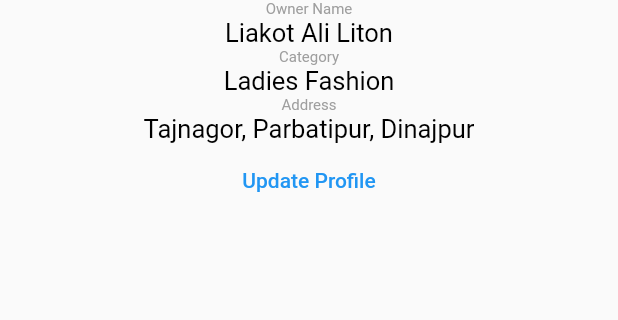
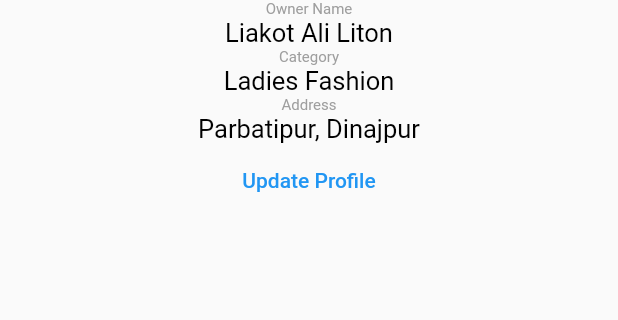
Before and after one commit to Liakot-ali/Flutter-Learn, a Flutter app: the ShopProfile screen opened directly, on a phone screen of 412 x 824 dp, the part 297-617 px from its top. Run offline on Flutter 3.47's test engine with Material 2 defaults, Android fonts, the phone set to English and light mode, and no system bars.

Commit message:
Shop Profile text summarized as function

```diff
--- a/lib/shop_profile.dart
+++ b/lib/shop_profile.dart
@@ -9,13 +9,27 @@ class ShopProfile extends StatefulWidget {
 }
 
 class _ShopProfileState extends State<ShopProfile> {
+  Widget _Text(String text, double size) {
+    Color color;
+    if (size == 17.0) {
+      color = Colors.black;
+    } else {
+      color = Colors.grey;
+    }
+    return Text(
+      text,
+      style: TextStyle(color: color, fontSize: size),
+    );
+  }
+
   @override
   Widget build(BuildContext context) {
     return Scaffold(
       appBar: AppBar(
         backgroundColor: Colors.grey[350],
         title: Container(
-          child: appBar("Liakot Fashion", "Tajnagor, Parbatipur, Dinajpur", "assets/shimu.jpeg", "Total Remain: 1502"),
+          child: appBar("Liakot Fashion", "Tajnagor, Parbatipur, Dinajpur",
+              "assets/shimu.jpeg", "Total Remain: 1502"),
         ),
       ),
       body: Center(
@@ -28,38 +42,42 @@ class _ShopProfileState extends State<ShopProfile> {
               height: 100.0,
               width: 100.0,
             ),
-            Text(
-              "Shop Name",
-              style: TextStyle(color: Colors.grey, fontSize: 10.0),
-            ),
-            Text(
-              "Liakot Fashion",
-              style: TextStyle(color: Colors.black, fontSize: 17.0),
-            ),
-            Text(
-              "Owner Name",
-              style: TextStyle(color: Colors.grey, fontSize: 10.0),
-            ),
-            Text(
-              "Liakot Ali Liton",
-              style: TextStyle(color: Colors.black, fontSize: 17.0),
-            ),
-            Text(
-              "Category",
-              style: TextStyle(color: Colors.grey, fontSize: 10.0),
-            ),
-            Text(
-              "Ladies Fashion",
-              style: TextStyle(color: Colors.black, fontSize: 17.0),
-            ),
-            Text(
-              "Address",
-              style: TextStyle(color: Colors.grey, fontSize: 10.0),
-            ),
-            Text(
-              "Tajnagor, Parbatipur, Dinajpur",
-              style: TextStyle(color: Colors.black, fontSize: 17.0),
-            ),
+            _Text("Shop Name", 10.0),
+            _Text("Liakot Fashion", 17.0),
+            _Text("Owner Name", 10.0),
+            _Text("Liakot Ali Liton", 17.0),
+            _Text("Category", 10.0),
+            _Text("Ladies Fashion", 17.0),
+            _Text("Address", 10.0),
+            _Text("Parbatipur, Dinajpur", 17.0),
+            // Text(
+            //   "Liakot Fashion",
+            //   style: TextStyle(color: Colors.black, fontSize: 17.0),
+            // ),
+            // Text(
+            //   "Owner Name",
+            //   style: TextStyle(color: Colors.grey, fontSize: 10.0),
+            // ),
+            // Text(
+            //   "Liakot Ali Liton",
+            //   style: TextStyle(color: Colors.black, fontSize: 17.0),
+            // ),
+            // Text(
+            //   "Category",
+            //   style: TextStyle(color: Colors.grey, fontSize: 10.0),
+            // ),
+            // Text(
+            //   "Ladies Fashion",
+            //   style: TextStyle(color: Colors.black, fontSize: 17.0),
+            // ),
+            // Text(
+            //   "Address",
+            //   style: TextStyle(color: Colors.grey, fontSize: 10.0),
+            // ),
+            // Text(
+            //   "Tajnagor, Parbatipur, Dinajpur",
+            //   style: TextStyle(color: Colors.black, fontSize: 17.0),
+            // ),
             TextButton(
               onPressed: () {
                 ScaffoldMessenger.of(context).showSnackBar(
```
